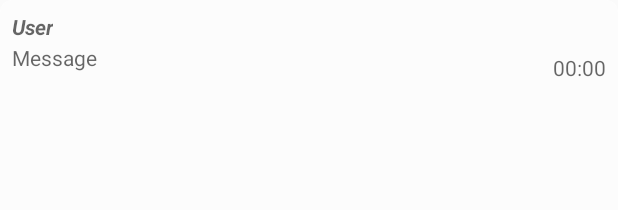
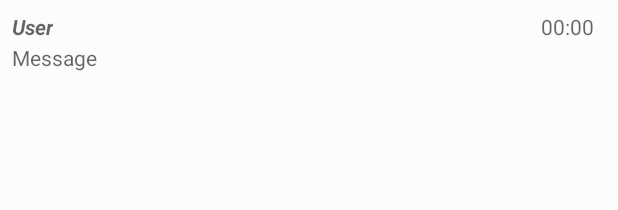
Before and after one commit to echipaTeamUp/TeamUP, an Android app: the layout chat_message_item.xml on its own in the app's theme, with its tools: preview values and no code run, on a phone screen of 412 x 824 dp. Shown: the top 210 px of the screen. Run offline under Robolectric (Android 15) with nearby library versions, the phone set to English and light mode, and no system bars.

Commit message:
rezolvat ora chat

```diff
--- a/app/src/main/res/layout/chat_message_item.xml
+++ b/app/src/main/res/layout/chat_message_item.xml
@@ -42,11 +42,11 @@
             android:layout_height="wrap_content"
             android:layout_above="@+id/chatUserTv"
             android:layout_alignParentStart="true"
-            android:layout_marginEnd="8dp"
-            android:layout_marginTop="8dp"
+            android:layout_marginEnd="16dp"
             android:hint="00:00"
+            app:layout_constraintBaseline_toBaselineOf="@id/chatUserTv"
             app:layout_constraintEnd_toEndOf="parent"
-            app:layout_constraintTop_toBottomOf="@+id/chatUserTv" />
+            tools:layout_editor_absoluteY="26dp" />
     </android.support.constraint.ConstraintLayout>
 
 </LinearLayout>
```
